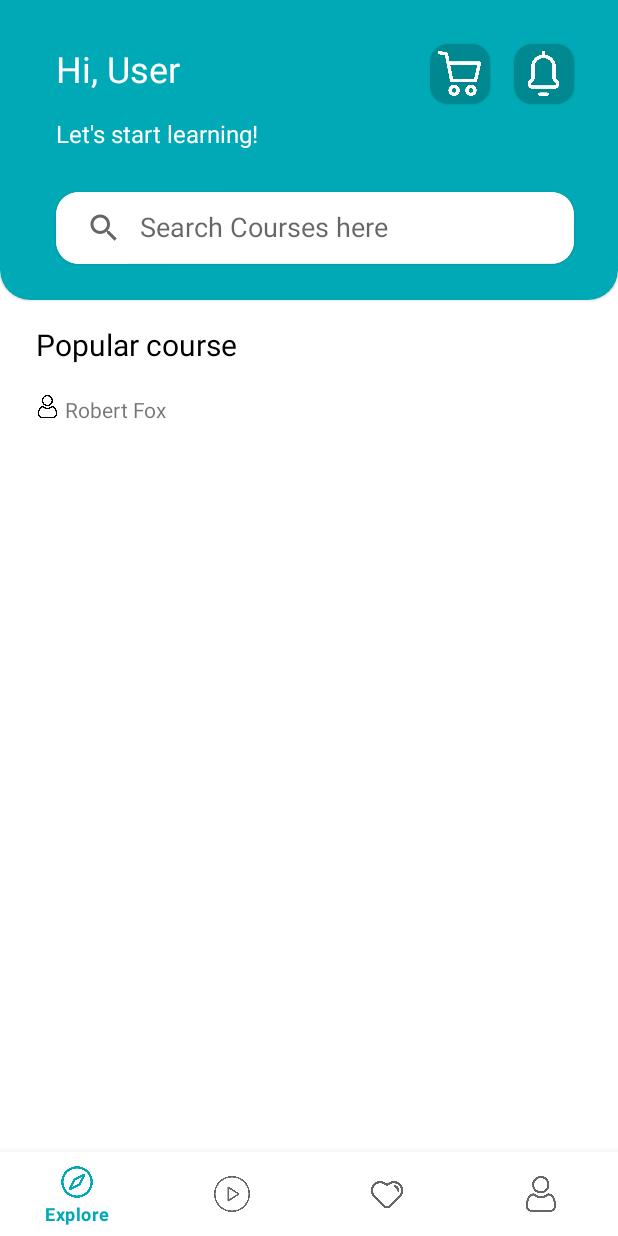
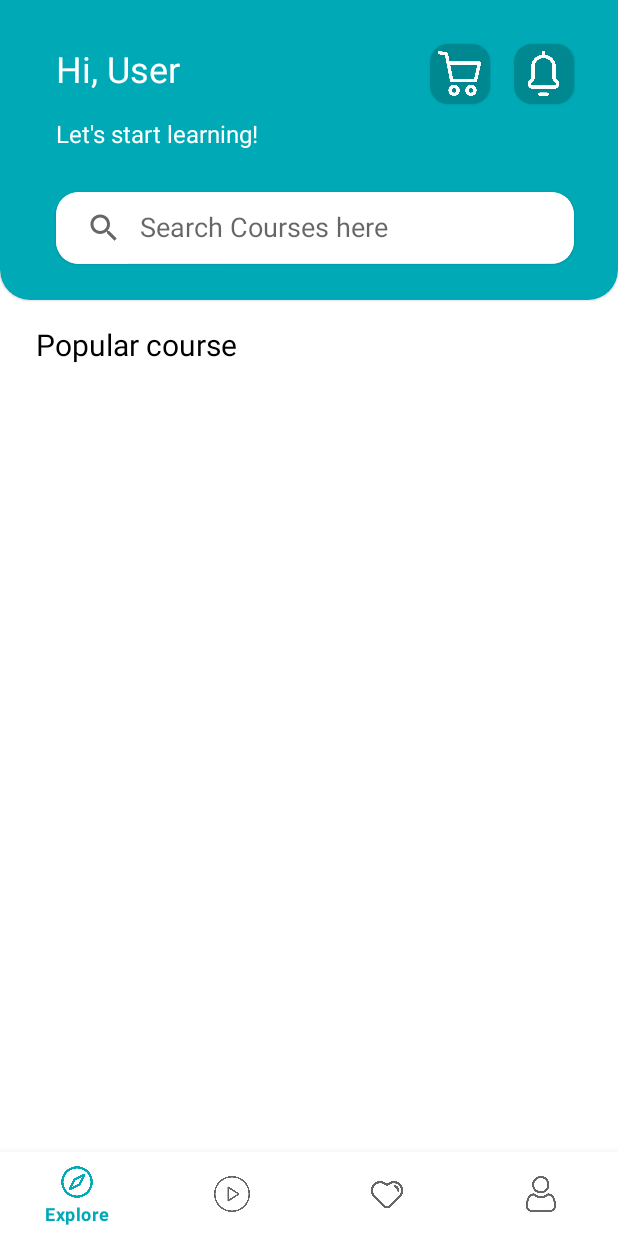
Before and after one commit to yamlakyam/FunLearn, an Android app: the screen it shows after launch (HomeActivity), on a phone screen of 412 x 824 dp. Run offline under Robolectric (Android 15) with nearby library versions, the phone set to English and light mode, and no system bars; network calls fail.

Commit message:
made some changes to the horizontal view courses

```diff
--- a/app/src/main/res/layout/fragment_explore.xml
+++ b/app/src/main/res/layout/fragment_explore.xml
@@ -31,104 +31,7 @@
         <LinearLayout
             android:id="@+id/horizontalScrollLL"
             android:layout_width="wrap_content"
-            android:layout_height="match_parent">
-
-            <!--            <com.google.android.material.card.MaterialCardView-->
-            <!--                android:layout_width="200dp"-->
-            <!--                android:layout_height="150dp"-->
-            <!--                app:cardCornerRadius="20dp">-->
-
-            <!--                <androidx.constraintlayout.widget.ConstraintLayout-->
-            <!--                    android:layout_width="match_parent"-->
-            <!--                    android:layout_height="match_parent">-->
-
-            <!--                    <androidx.cardview.widget.CardView-->
-            <!--                        android:layout_width="30dp"-->
-            <!--                        android:layout_height="30dp"-->
-            <!--                        android:layout_marginTop="16dp"-->
-            <!--                        android:layout_marginEnd="16dp"-->
-            <!--                        app:cardCornerRadius="5dp"-->
-            <!--                        app:layout_constraintEnd_toEndOf="parent"-->
-            <!--                        app:layout_constraintTop_toTopOf="parent">-->
-
-            <!--                        <ImageView-->
-            <!--                            android:id="@+id/imageView14"-->
-            <!--                            android:layout_width="20dp"-->
-            <!--                            android:layout_height="20dp"-->
-            <!--                            android:layout_gravity="center"-->
-            <!--                            android:src="@drawable/heart" />-->
-
-            <!--                    </androidx.cardview.widget.CardView>-->
-
-            <!--                    <androidx.cardview.widget.CardView-->
-            <!--                        android:layout_width="50dp"-->
-            <!--                        android:layout_height="30dp"-->
-            <!--                        android:layout_marginStart="16dp"-->
-            <!--                        android:layout_marginTop="16dp"-->
-            <!--                        app:cardCornerRadius="5dp"-->
-            <!--                        app:layout_constraintStart_toStartOf="parent"-->
-            <!--                        app:layout_constraintTop_toTopOf="parent">-->
-
-            <!--                        <ImageView-->
-            <!--                            android:id="@+id/imageView15"-->
-            <!--                            android:layout_width="20dp"-->
-            <!--                            android:layout_height="20dp"-->
-            <!--                            android:layout_gravity="center_vertical"-->
-            <!--                            android:layout_marginStart="3dp"-->
-            <!--                            android:src="@drawable/star" />-->
-
-            <!--                        <TextView-->
-            <!--                            android:id="@+id/ratingTxt"-->
-            <!--                            android:layout_width="wrap_content"-->
-            <!--                            android:layout_height="wrap_content"-->
-            <!--                            android:layout_gravity="right|center_vertical"-->
-            <!--                            android:layout_marginEnd="3dp"-->
-            <!--                            android:gravity="right"-->
-            <!--                            android:text="4.8"-->
-            <!--                            android:textColor="#000000" />-->
-            <!--                    </androidx.cardview.widget.CardView>-->
-
-            <!--                    <ImageView-->
-            <!--                        android:id="@+id/courseImage"-->
-            <!--                        android:layout_width="270dp"-->
-            <!--                        android:layout_height="300dp"-->
-            <!--                        android:layout_gravity="center"-->
-            <!--                        android:src="@drawable/udemycourse"-->
-            <!--                        tools:layout_editor_absoluteX="-37dp"-->
-            <!--                        tools:layout_editor_absoluteY="-73dp" />-->
-            <!--                </androidx.constraintlayout.widget.ConstraintLayout>-->
-
-            <!--            </com.google.android.material.card.MaterialCardView>-->
-
-            <!--            <TextView-->
-            <!--                android:id="@+id/courseTitleTxt"-->
-            <!--                android:layout_width="match_parent"-->
-            <!--                android:layout_height="wrap_content"-->
-            <!--                android:text="Design Thinking Fundamental"-->
-            <!--                android:textColor="#000000"-->
-            <!--                android:textSize="14sp" />-->
-
-            <LinearLayout
-                android:layout_width="match_parent"
-                android:layout_height="wrap_content"
-                android:layout_marginTop="4dp"
-                android:orientation="horizontal">
-
-                <ImageView
-                    android:id="@+id/imageView16"
-                    android:layout_width="15dp"
-                    android:layout_height="15dp"
-                    android:src="@drawable/user" />
-
-                <TextView
-                    android:id="@+id/instructorNameTxt"
-                    android:layout_width="wrap_content"
-                    android:layout_height="wrap_content"
-                    android:layout_marginStart="4dp"
-                    android:text="Robert Fox" />
-            </LinearLayout>
-
-        </LinearLayout>
+            android:layout_height="match_parent"/>
 
     </HorizontalScrollView>
 
```
